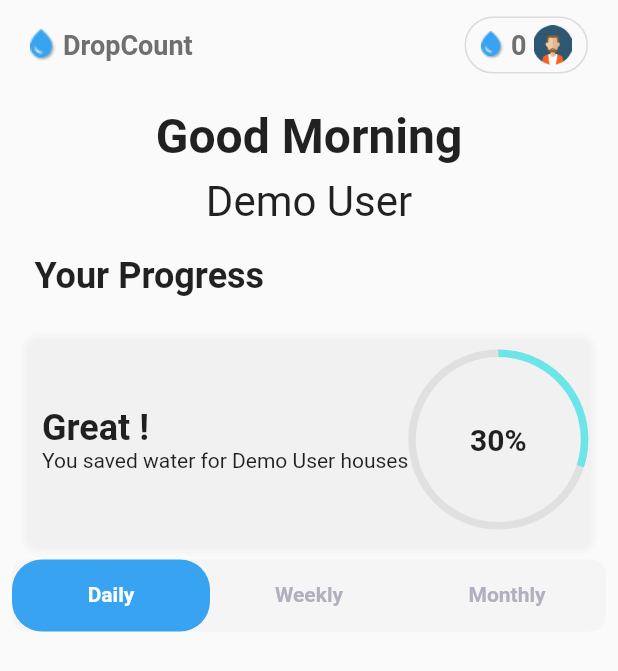
After one commit to dscmriirs/DropCount, a Flutter app: the Dashboard screen opened directly, on a phone screen of 412 x 824 dp. The commit adds this screen. Shown: the top 671 px of the screen. Run offline on Flutter 3.47's test engine with Material 2 defaults, Android fonts, the phone set to English and light mode, and no system bars; drawn by our look-alikes of percent_indicator; our stand-ins replace firebase_auth, firebase_core, font_awesome_flutter, google_fonts, google_sign_in; missing offline and left inert: dart:html; accounts and stored records are empty.

Commit message:
added changes from pranavs rar file

```diff
--- /dev/null
+++ b/lib/screens/Dashboard.dart
@@ -0,0 +1,170 @@
+// ignore: file_names
+import 'package:flutter/material.dart';
+import 'package:google_fonts/google_fonts.dart';
+import '../components/AppBar.dart';
+import 'package:percent_indicator/percent_indicator.dart';
+
+class Dashboard extends StatelessWidget {
+  final String name;
+  final int percentageSaved;
+  const Dashboard(
+      {Key? key, this.name = 'Demo User', this.percentageSaved = 30})
+      : super(key: key);
+  @override
+  Widget build(BuildContext context) {
+    return SafeArea(
+        child: Scaffold(
+            appBar: const AppNavbar(),
+            // drawer: Drawer(
+            //   child: ListView(
+            //     padding: EdgeInsets.zero,
+            //     children: <Widget>[
+            //       const DrawerHeader(
+            //         child: Text('Drawer Header'),
+            //         decoration: BoxDecoration(
+            //           color: Colors.blue,
+            //         ),
+            //       ),
+            //       ListTile(
+            //         title: Text('Item 1'),
+            //         onTap: () {},
+            //       ),
+            //       ListTile(
+            //         title: Text('Item 2'),
+            //         onTap: () {},
+            //       ),
+            //     ],
+            //   ),
+            // ),
+            body: SingleChildScrollView(
+                child: Padding(
+              padding: const EdgeInsets.all(8.0),
+              child: Column(
+                children: <Widget>[
+                  Container(
+                    width: double.infinity,
+                    padding: const EdgeInsets.all(4),
+                    alignment: Alignment.center,
+                    child: Text(
+                      'Good Morning',
+                      style: GoogleFonts.roboto(
+                          fontSize: 32, fontWeight: FontWeight.w700),
+                    ),
+                  ),
+                  Container(
+                    padding: const EdgeInsets.all(4),
+                    alignment: Alignment.center,
+                    child: Text(
+                      name,
+                      style: GoogleFonts.roboto(
+                          fontSize: 28, fontWeight: FontWeight.w400),
+                    ),
+                  ),
+                  Container(
+                    padding: const EdgeInsets.all(15),
+                    alignment: Alignment.centerLeft,
+                    child: Text(
+                      'Your Progress',
+                      style: GoogleFonts.roboto(
+                          fontSize: 24, fontWeight: FontWeight.w700),
+                    ),
+                  ),
+                  Container(
+                    margin: const EdgeInsets.all(10),
+                    padding: const EdgeInsets.all(10),
+                    decoration: BoxDecoration(
+                        borderRadius: BorderRadius.circular(10),
+                        boxShadow: [
+                          BoxShadow(
+                              color: Colors.grey.withOpacity(0.1),
+                              spreadRadius: 2,
+                              blurRadius: 3,
+                              offset: Offset(0, 3))
+                        ]),
+                    alignment: Alignment.centerLeft,
+                    child: Row(
+                      mainAxisAlignment: MainAxisAlignment.spaceBetween,
+                      children: <Widget>[
+                        Column(
+                          crossAxisAlignment: CrossAxisAlignment.start,
+                          children: <Widget>[
+                            Container(
+                              alignment: Alignment.centerLeft,
+                              child: Text(
+                                'Great !',
+                                style: GoogleFonts.roboto(
+                                    fontSize: 24, fontWeight: FontWeight.w700),
+                              ),
+                            ),
+                            Container(
+                              alignment: Alignment.centerLeft,
+                              child: Text(
+                                'You saved water for ' + name + ' houses',
+                                style: GoogleFonts.roboto(
+                                    fontSize: 14, fontWeight: FontWeight.w400),
+                              ),
+                            ),
+                          ],
+                        ),
+                        CircularPercentIndicator(
+                          radius: 60.0,
+                          lineWidth: 5.0,
+                          percent: percentageSaved / 100,
+                          center: Text(
+                            percentageSaved.toString() + "%",
+                            style: GoogleFonts.roboto(
+                                fontSize: 20, fontWeight: FontWeight.w700),
+                          ),
+                          progressColor:
+                              const Color.fromRGBO(108, 229, 232, 1.0),
+                          backgroundColor: Colors.grey.withOpacity(0.2),
+                        )
+                      ],
+                    ),
+                  ),
+                  Container(
+                    // margin: ,
+                      decoration: BoxDecoration(
+                        borderRadius: BorderRadius.circular(10),
+                        color: const Color.fromRGBO(245, 245, 245, 1.0),
+                      ),
+                      child: DefaultTabController(
+                          length: 3,
+                          child: TabBar(
+                              indicatorColor: Colors.transparent,
+                              unselectedLabelColor:
+                                  Color.fromRGBO(177, 176, 190, 1),
+                              indicator: BoxDecoration(
+                                  color: Color.fromRGBO(55, 163, 241, 1),
+                                  borderRadius: BorderRadius.circular(20)),
+                              tabs: [
+                                Tab(
+                                    child: Container(
+                                  alignment: Alignment.center,
+                                  child: Text('Daily',
+                                      style: GoogleFonts.roboto(
+                                          fontSize: 14,
+                                          fontWeight: FontWeight.w700)),
+                                )),
+                                Tab(
+                                    child: Container(
+                                  alignment: Alignment.center,
+                                  child: Text('Weekly',
+                                      style: GoogleFonts.roboto(
+                                          fontSize: 14,
+                                          fontWeight: FontWeight.w700)),
+                                )),
+                                Tab(
+                                    child: Container(
+                                  alignment: Alignment.center,
+                                  child: Text('Monthly',
+                                      style: GoogleFonts.roboto(
+                                          fontSize: 14,
+                                          fontWeight: FontWeight.w700)),
+                                )),
+                              ]))),
+                ],
+              ),
+            ))));
+  }
+}
--- a/lib/screens/Settings.dart
+++ b/lib/screens/Settings.dart
@@ -3,8 +3,6 @@
 import 'package:flutter/material.dart';
 import 'package:flutter/services.dart';
 import 'package:google_fonts/google_fonts.dart';
-import 'package:google_sign_in/google_sign_in.dart';
-
 import '../components/AppBar.dart';
 
 class Settings extends StatelessWidget {
--- a/pubspec.yaml
+++ b/pubspec.yaml
@@ -37,6 +37,7 @@ dependencies:
   cupertino_icons: ^1.0.2
   font_awesome_flutter: ^10.0.0
   provider: ^6.0.2
+  percent_indicator: ^4.0.0
 
 dev_dependencies:
   flutter_test:
```
Also changed, not shown: lib/main.dart (+7 -7 lines), lib/screens/EntryPage.dart (+87 -125 lines), lib/screens/login_data.dart (added, +63 -0 lines), lib/screens/AboutPage.dart (line endings or trailing spaces), pubspec.lock.
